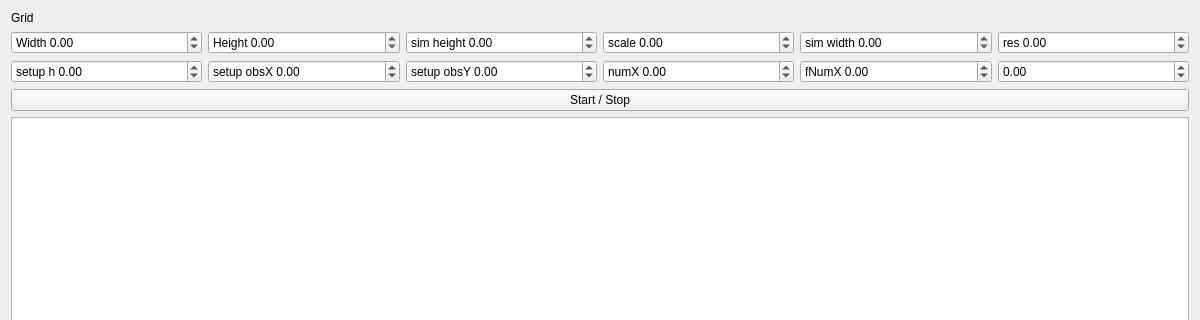
Above: fluid.ui from joblobob/ray before the change; both pictures show x 0 to 1200 and y 0 to 320 of the 1200 by 800 pixel window. Below: the same form after it.
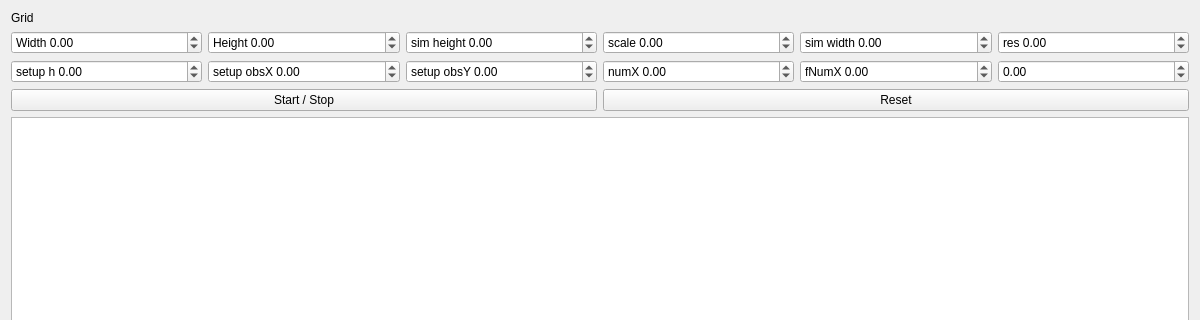
That is the form after the change.

Commit message: feature: reset btn and format again?

```diff
--- a/fluid.ui
+++ b/fluid.ui
@@ -177,6 +177,9 @@
      </item>
     </layout>
    </item>
+   <item row="7" column="0">
+    <widget class="QGraphicsView" name="m_graphView"/>
+   </item>
    <item row="0" column="0">
     <widget class="QLabel" name="label">
      <property name="text">
@@ -184,7 +187,7 @@
      </property>
     </widget>
    </item>
-   <item row="7" column="0">
+   <item row="8" column="0">
     <widget class="QDialogButtonBox" name="buttonBox">
      <property name="orientation">
       <enum>Qt::Horizontal</enum>
@@ -194,15 +197,26 @@
      </property>
     </widget>
    </item>
-   <item row="5" column="0">
+   <item row="4" column="0">
+    <layout class="QHBoxLayout" name="horizontalLayout">
+     <property name="topMargin">
+      <number>0</number>
+     </property>
+     <item>
     <widget class="QPushButton" name="pauseBtn">
      <property name="text">
       <string>Start / Stop</string>
      </property>
     </widget>
    </item>
-   <item row="6" column="0">
-    <widget class="QGraphicsView" name="m_graphView"/>
+     <item>
+      <widget class="QPushButton" name="resetBtn">
+       <property name="text">
+        <string>Reset</string>
+       </property>
+      </widget>
+     </item>
+    </layout>
    </item>
   </layout>
  </widget>
```
Lines whose indentation alone changed are shown as unchanged. The commit also changes 2 other files.
